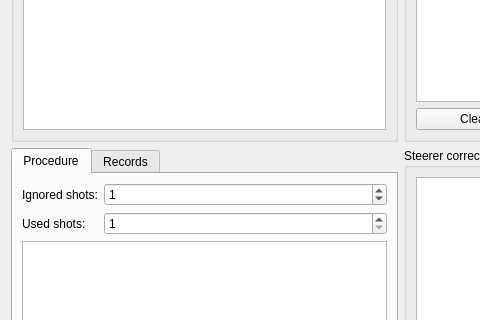
Old version of the form madgui/correct/ovm_dialog.ui in the repository hibtc/madgui; both pictures show x 0 to 480 and y 288 to 608 of the 802 by 733 pixel window.
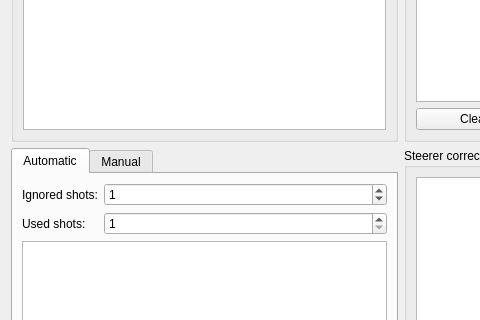
New version of the form. Custom widgets are drawn as their Qt base class.

Commit message: Improve tab names

```diff
--- a/madgui/correct/ovm_dialog.ui
+++ b/madgui/correct/ovm_dialog.ui
@@ -140,7 +140,7 @@
      </property>
      <widget class="QWidget" name="tab_2">
       <attribute name="title">
-       <string>Procedure</string>
+       <string>Automatic</string>
       </attribute>
       <layout class="QGridLayout" name="gridLayout_5">
        <item row="1" column="0">
@@ -214,7 +214,7 @@
      </widget>
      <widget class="QWidget" name="tab_manual">
       <attribute name="title">
-       <string>Records</string>
+       <string>Manual</string>
       </attribute>
       <layout class="QGridLayout" name="gridLayout_3">
        <item row="0" column="0">
```
